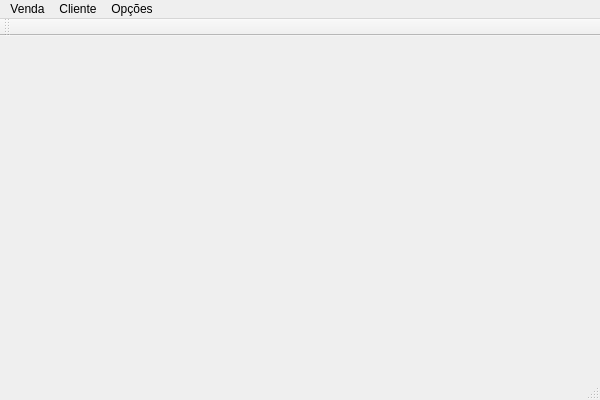
Above: mainwindow.ui from alexandrepossebom/qsc before the change. Below: the same form after it.
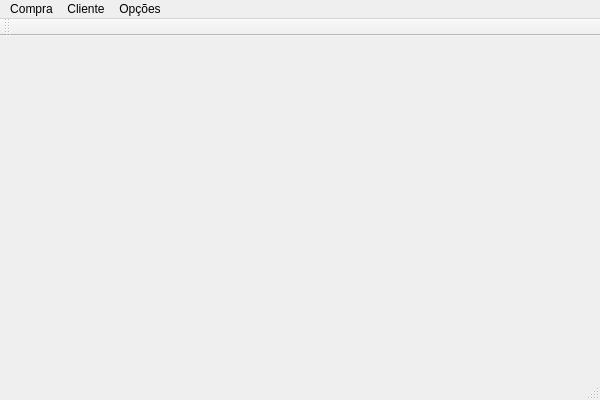
That is the form after the change.

Commit message: - Rename venda to compra.

The edit to the form file:
```diff
--- a/mainwindow.ui
+++ b/mainwindow.ui
@@ -25,7 +25,7 @@
    </property>
    <widget class="QMenu" name="menuA_es">
     <property name="title">
-     <string>Venda</string>
+     <string>Compra</string>
     </property>
     <addaction name="actionVender"/>
    </widget>
```
Left out of the diff: 6 changed lines with no effect on the pictures. The commit also changes 33 other files.
